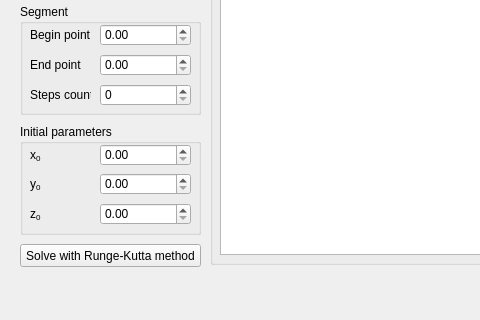
Before: the Qt Designer form 03_rungekutta/ui/mainwindow.ui in vla5924-practice/computational-methods, drawn with Qt 5; both pictures show x 0 to 480 and y 155 to 475 of the 661 by 475 pixel window.
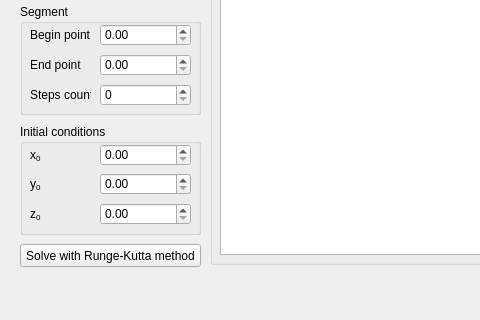
After: the same form once the commit is applied.

What changed in the file:
```diff
--- a/03_rungekutta/ui/mainwindow.ui
+++ b/03_rungekutta/ui/mainwindow.ui
@@ -24,7 +24,7 @@
      </rect>
     </property>
     <property name="title">
-     <string>Initial parameters</string>
+     <string>Initial conditions</string>
     </property>
     <widget class="QDoubleSpinBox" name="init_x">
      <property name="geometry">
```
